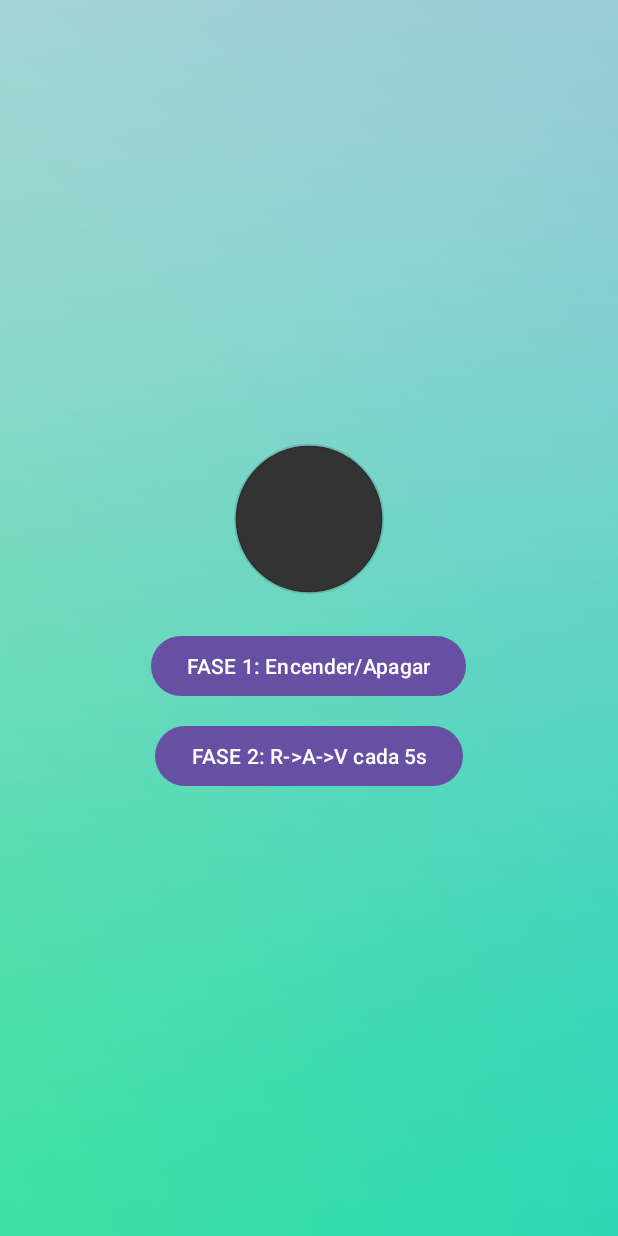
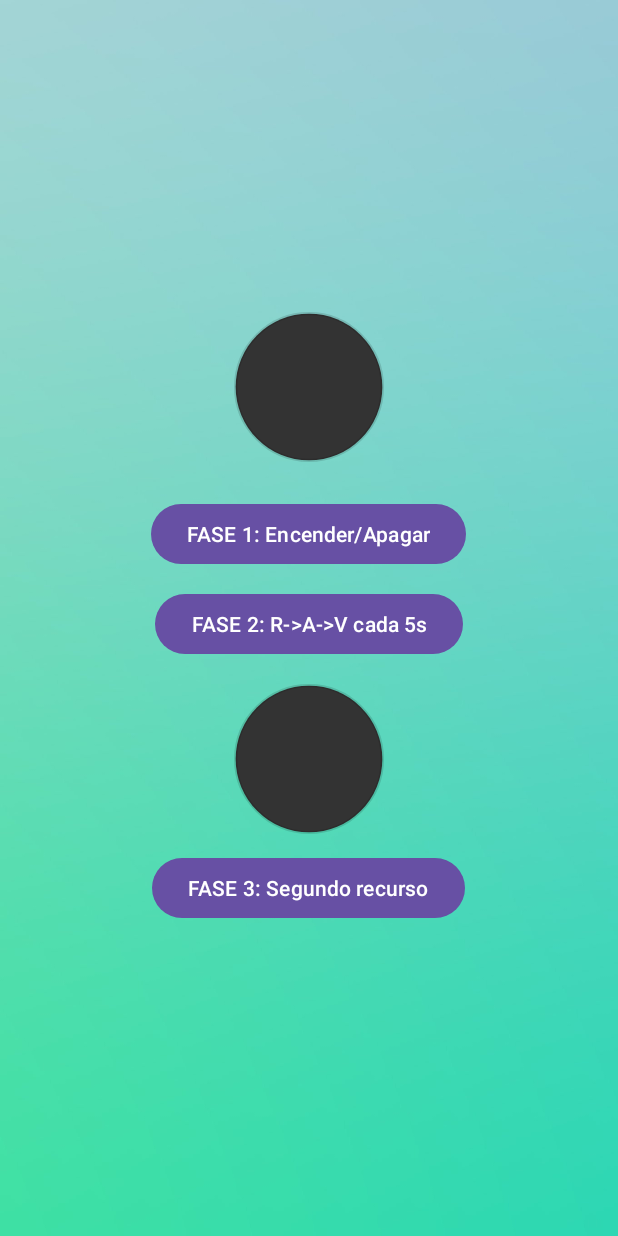
Before and after one commit to SantiagoRoca23/semaforos-threads, an Android app: the screen it shows after launch (MainActivity), on a phone screen of 412 x 824 dp. Run offline under Robolectric (Android 15) with nearby library versions, the phone set to English and light mode, and no system bars.

Commit message:
Fase 3: Segundo recurso con hilo propio

```diff
--- a/app/src/main/res/layout/activity_main.xml
+++ b/app/src/main/res/layout/activity_main.xml
@@ -27,5 +27,19 @@
         android:layout_marginTop="12dp"
         android:layout_width="wrap_content"
         android:layout_height="wrap_content" />
+    <ImageView
+        android:id="@+id/ivDos"
+        android:layout_width="100dp"
+        android:layout_height="100dp"
+        android:layout_marginTop="16dp"
+        android:src="@drawable/light_off" />
+
+    <Button
+        android:id="@+id/btnFase3"
+        android:text="FASE 3: Segundo recurso"
+        android:onClick="startFase3"
+        android:layout_marginTop="12dp"
+        android:layout_width="wrap_content"
+        android:layout_height="wrap_content" />
 
 </LinearLayout>
```
Also changed, not shown: app/src/main/java/com/tudominio/semaforosthreads/MainActivity.java (+37 -0 lines).
